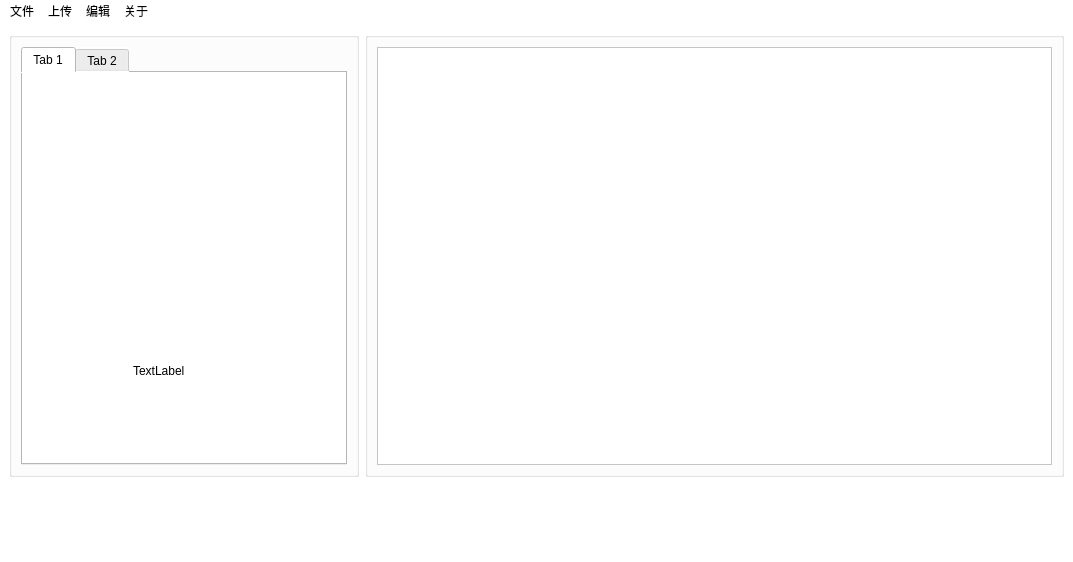
Before: the Qt Designer form workingarea.ui in Marcus-P-114514/Genshin-Impact-BWiKi-NPC-Editor, drawn with Qt 5.
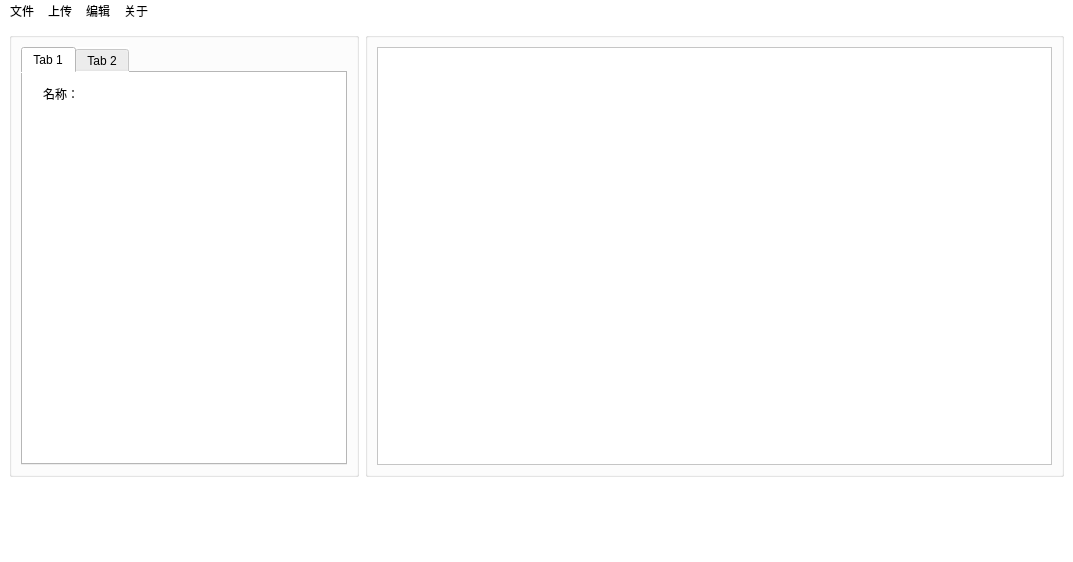
After: the same form once the commit is applied. Icons and pictures are not drawn.

Diff of the .ui file:
```diff
--- a/workingarea.ui
+++ b/workingarea.ui
@@ -68,14 +68,17 @@
             <widget class="QLabel" name="label">
              <property name="geometry">
               <rect>
-               <x>110</x>
-               <y>290</y>
-               <width>58</width>
-               <height>16</height>
+               <x>20</x>
+               <y>10</y>
+               <width>81</width>
+               <height>21</height>
               </rect>
              </property>
+             <property name="styleSheet">
+              <string notr="true">font: 12pt &quot;Source Han Sans CN&quot;;</string>
+             </property>
              <property name="text">
-              <string>TextLabel</string>
+              <string>名称：</string>
              </property>
             </widget>
            </widget>
```
